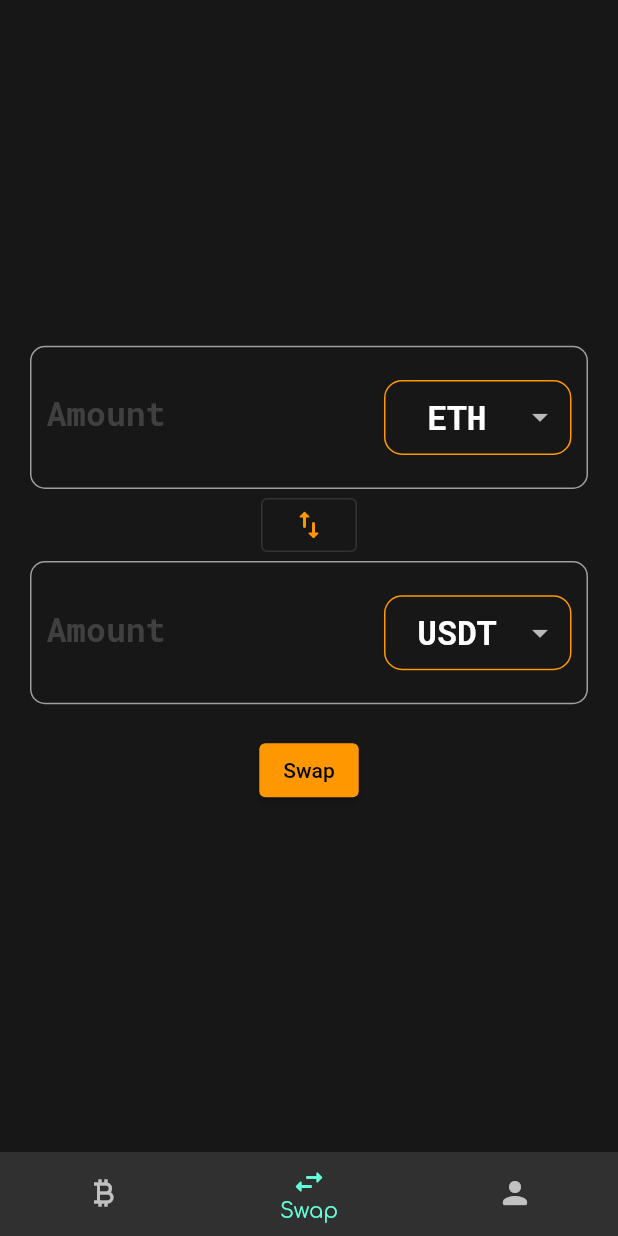
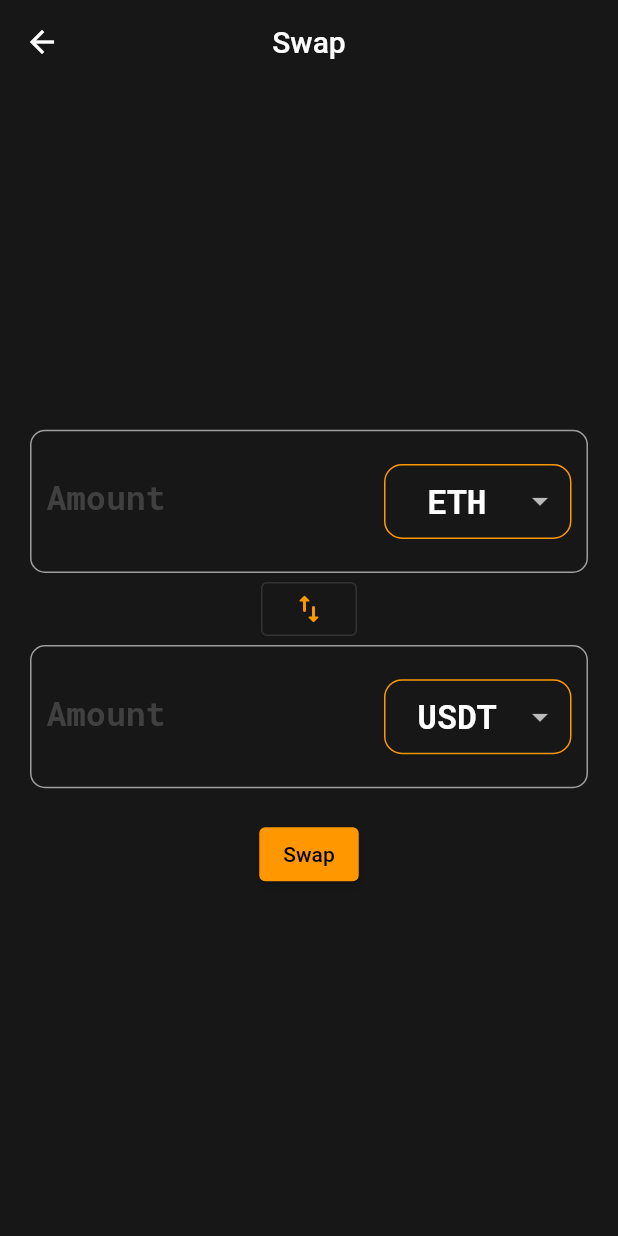
Before and after one commit to Anechaev06/crypt.io, a Flutter app: the NavigationWidget screen opened directly, item 2 of the bottom bar chosen, after a tap on "Swap", on a phone screen of 412 x 824 dp. Run offline on Flutter 3.47's test engine with Material 2 defaults, Android fonts, the light colour scheme and no system bars; our stand-ins replace anim_search_bar, fl_chart, get, google_fonts, local_auth, shared_preferences and 1 more; missing offline and left inert: web3dart; accounts and stored records are empty; network calls fail.

Commit message:
Code refactoring

```diff
--- a/lib/pages/profile_page.dart
+++ b/lib/pages/profile_page.dart
@@ -3,6 +3,8 @@ import 'package:flutter/services.dart';
 import 'package:get/get.dart';
 import 'package:maskify/constants/colors.dart';
 import 'package:maskify/pages/login_page.dart';
+import 'package:maskify/pages/send_page.dart';
+import 'package:maskify/pages/swap_page.dart';
 import 'package:maskify/services/metamask_service.dart';
 import 'package:maskify/widgets/favorite_widget.dart';
 import 'package:shared_preferences/shared_preferences.dart';
@@ -18,7 +20,7 @@ class ProfilePage extends StatelessWidget {
     return SlidingUpPanel(
       panel: SettingsSection(metamaskService: metamaskService),
       color: bgColor,
-      minHeight: 70,
+      minHeight: 60,
       maxHeight: MediaQuery.of(context).size.height / 2,
       backdropEnabled: true,
       borderRadius: const BorderRadius.vertical(top: Radius.circular(20)),
@@ -37,7 +39,7 @@ class ProfilePage extends StatelessWidget {
                 children: [
                   ProfileSection(metamaskService: metamaskService),
                   const SizedBox(
-                    height: 500,
+                    height: 400,
                     child: FavoriteCoinWidget(),
                   ),
                 ],
@@ -71,16 +73,47 @@ class ProfileSection extends StatelessWidget {
             );
           },
         ),
-        ElevatedButtonWidget(metamaskService: metamaskService),
+        AddressButtonWidget(metamaskService: metamaskService),
+        Row(
+          mainAxisAlignment: MainAxisAlignment.center,
+          children: [
+            // Send Icon
+            OutlinedButton.icon(
+              onPressed: () {
+                Navigator.push(
+                  context,
+                  MaterialPageRoute(
+                    builder: (context) => const SendPage(),
+                  ),
+                );
+              },
+              icon: const Icon(Icons.send_rounded),
+              label: const Text("Send"),
+            ),
+            const SizedBox(width: 10),
+            OutlinedButton.icon(
+              onPressed: () {
+                Navigator.push(
+                  context,
+                  MaterialPageRoute(
+                    builder: (context) => const SwapPage(),
+                  ),
+                );
+              },
+              icon: const Icon(Icons.swap_horiz_rounded),
+              label: const Text("Swap"),
+            ),
+          ],
+        )
       ],
     );
   }
 }
 
-class ElevatedButtonWidget extends StatelessWidget {
+class AddressButtonWidget extends StatelessWidget {
   final MetamaskService metamaskService;
 
-  const ElevatedButtonWidget({super.key, required this.metamaskService});
+  const AddressButtonWidget({super.key, required this.metamaskService});
 
   @override
   Widget build(BuildContext context) {
@@ -147,7 +180,9 @@ class DragHandle extends StatelessWidget {
       width: 30,
       height: 5,
       decoration: BoxDecoration(
-          color: Colors.grey[300], borderRadius: BorderRadius.circular(12)),
+        color: Colors.grey[300],
+        borderRadius: BorderRadius.circular(12),
+      ),
     );
   }
 }
--- a/lib/pages/swap_page.dart
+++ b/lib/pages/swap_page.dart
@@ -23,7 +23,14 @@ class _SwapPageState extends State<SwapPage> {
 
   @override
   Widget build(BuildContext context) {
-    return ChangeNotifierProvider.value(
+    return Scaffold(
+      appBar: AppBar(
+        title: const Text("Swap"),
+        backgroundColor: Colors.transparent,
+        elevation: 0,
+        centerTitle: true,
+      ),
+      body: ChangeNotifierProvider.value(
         value: _model,
         child: Consumer<SwapModel>(
           builder: (context, model, child) => Padding(
@@ -53,6 +60,7 @@ class _SwapPageState extends State<SwapPage> {
                   child: const Text('Swap'),
                 ),
               ],
+            ),
           ),
         ),
       ),
--- a/lib/services/coin_service.dart
+++ b/lib/services/coin_service.dart
@@ -69,12 +69,12 @@ class CoinService extends GetxController {
   }
 
   double marketChanges24H() {
-    final bitcoin = coinsList
+    final bitcoin = _originalCoinsList
             .firstWhereOrNull((coin) => coin.id == 'bitcoin')
             ?.priceChangePercentage24H ??
         0.0;
 
-    final ethereum = coinsList
+    final ethereum = _originalCoinsList
             .firstWhereOrNull((coin) => coin.id == 'ethereum')
             ?.priceChangePercentage24H ??
         0.0;
--- a/lib/widgets/navigation_widget.dart
+++ b/lib/widgets/navigation_widget.dart
@@ -1,7 +1,6 @@
 import 'package:maskify/pages/profile_page.dart';
-import 'package:maskify/pages/swap_page.dart';
 import 'package:flutter/material.dart';
-import '../pages/course_page.dart';
+import '../pages/market_page.dart';
 
 class NavigationWidget extends StatefulWidget {
   const NavigationWidget({super.key});
@@ -15,7 +14,6 @@ class _NavigationWidgetState extends State<NavigationWidget> {
 
   static final List<Widget> _pages = [
     const CoursePage(),
-    const SwapPage(),
     const ProfilePage(),
   ];
 
@@ -35,11 +33,7 @@ class _NavigationWidgetState extends State<NavigationWidget> {
           items: const [
             BottomNavigationBarItem(
               icon: Icon(Icons.currency_bitcoin),
-              label: 'Crypto',
-            ),
-            BottomNavigationBarItem(
-              icon: Icon(Icons.swap_horiz_rounded),
-              label: 'Swap',
+              label: 'Markets',
             ),
             BottomNavigationBarItem(
               icon: Icon(Icons.person_rounded),
--- a/lib/widgets/search_widget.dart
+++ b/lib/widgets/search_widget.dart
@@ -1,6 +1,5 @@
 import 'package:anim_search_bar/anim_search_bar.dart';
 import 'package:flutter/cupertino.dart';
-
 import '../constants/colors.dart';
 
 class SearchWidget extends StatefulWidget {
--- a/pubspec.yaml
+++ b/pubspec.yaml
@@ -21,7 +21,6 @@ dependencies:
   local_auth: ^2.1.6
   anim_search_bar: ^2.0.3
 
-
 dev_dependencies:
   flutter_test:
     sdk: flutter
```
Also changed, not shown: lib/pages/send_page.dart (added, +17 -0 lines), lib/pages/market_page.dart (renamed from lib/pages/course_page.dart). Lines whose indentation alone changed are shown as unchanged.
